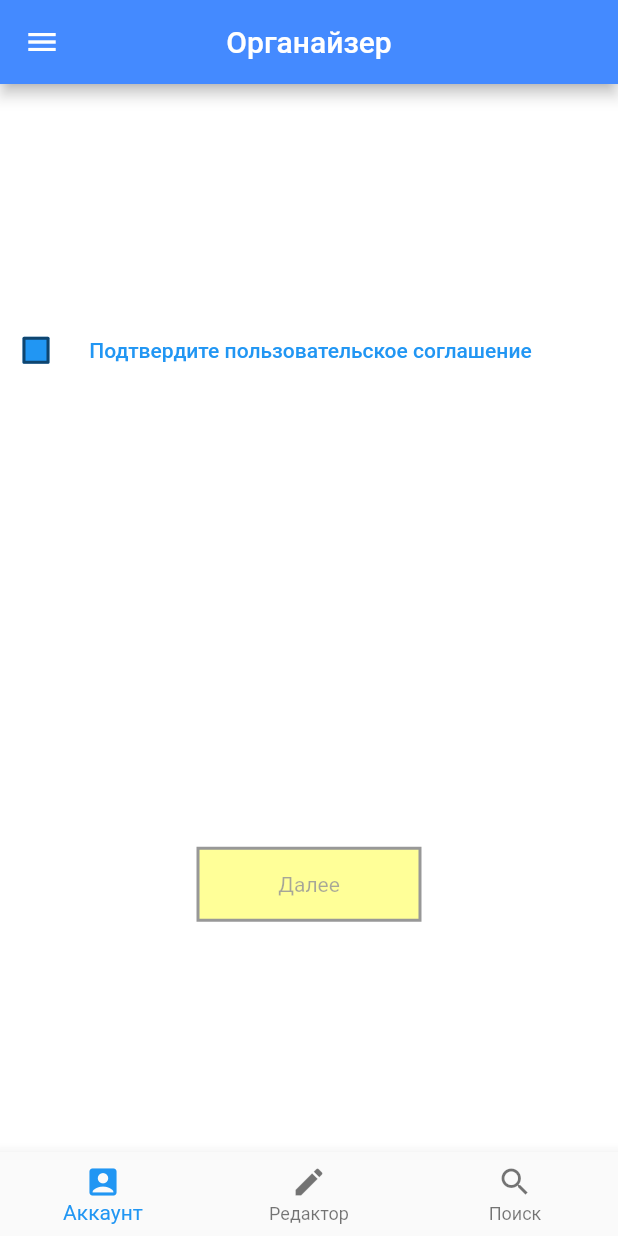
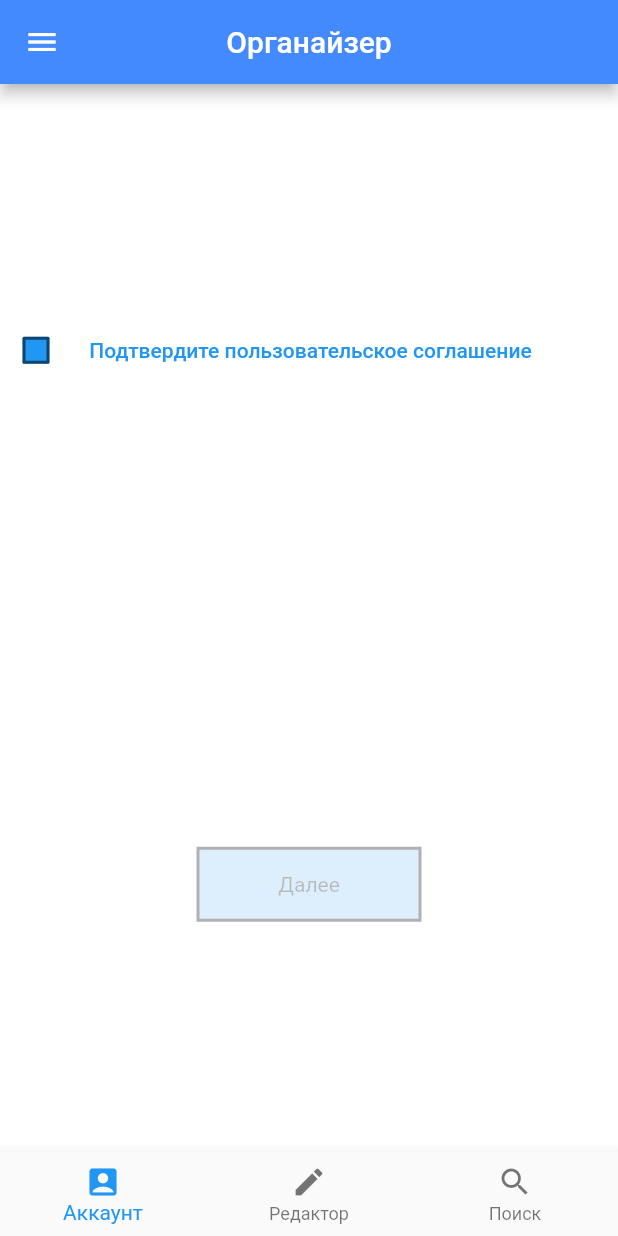
Before and after one commit to kirillnepomiluev/FlutterLessonsStemford, a Flutter app: the screen it shows after launch, on a phone screen of 412 x 824 dp. Run offline on Flutter 3.47's test engine with Material 2 defaults, Android fonts, the phone set to English and light mode, and no system bars.

Commit message:
послу урока 29

```diff
--- a/lib/main.dart
+++ b/lib/main.dart
@@ -4,19 +4,20 @@ void main() => runApp(MyApp());
 
 
 class MyApp extends StatelessWidget {
+  const MyApp({Key? key}) : super(key: key);
   @override
   Widget build(BuildContext context) {
-    return MaterialApp(
-
+    return const MaterialApp(
       title: "Уроки Flutter",
       home: Lessons(),
-
     );
   }
 
 }
 
 class Lessons extends StatefulWidget {
+  const Lessons({Key? key}) : super(key: key);
+
   @override
   _LessonsState createState() => _LessonsState();
 }
@@ -57,7 +58,7 @@ class _LessonsState extends State<Lessons> {
                   height: 100,
                 ),
                 Padding(
-                  padding: EdgeInsets.all(10),
+                  padding: const EdgeInsets.all(10),
                   child: Container(
                     height: 50,
                     decoration: BoxDecoration(
@@ -91,7 +92,7 @@ class _LessonsState extends State<Lessons> {
                   ),
                 ),
                 Padding(
-                  padding: EdgeInsets.all(10),
+                  padding: const EdgeInsets.all(10),
                   child: Container(
                     height: 50,
                     decoration: BoxDecoration(
@@ -159,7 +160,7 @@ class _LessonsState extends State<Lessons> {
                   ),
                 ),
                 Padding(
-                  padding: EdgeInsets.all(10),
+                  padding: const EdgeInsets.all(10),
                   child: Container(
                     height: 50,
                     decoration: BoxDecoration(
@@ -227,7 +228,7 @@ class _LessonsState extends State<Lessons> {
                   Checkbox( // При помощи этого виджета мы можем создать поля для
                     // галочек. Рассмотрим пример:
 
-                    checkColor: Colors.black,
+                    checkColor: Colors.redAccent,
                     // Свойство, отвкечающее за цвет галочки
 
                     fillColor: MaterialStateProperty.all(Colors.blue),
@@ -238,8 +239,7 @@ class _LessonsState extends State<Lessons> {
                     // В данное поле мы помещаем переменную типы bool,
                     // опираясь на которое будет перестраиваться экран.
 
-                    onChanged: (
-                        value) { // Метод, срабатывающий при нажатии на поле.
+                    onChanged: (value) { // Метод, срабатывающий при нажатии на поле.
                       setState(() {
                         isChecked = value;
                       });
@@ -256,7 +256,7 @@ class _LessonsState extends State<Lessons> {
 
               Opacity(
 
-                opacity: isChecked ?? false ? 1.0 : 0.4,
+                opacity: isChecked?? false ? 1.0 : 0.3,
                 child: InkWell(
 
                   onTap: !(isChecked ?? false) ? null : () {
@@ -304,7 +304,7 @@ class _LessonsState extends State<Lessons> {
                     width: 150,
                     height: 50,
                     decoration: BoxDecoration(
-                      color: Colors.yellowAccent[200],
+                      color: Colors.blue[200],
                       border: Border.all(
                         width: 2,
                         color: Colors.black,
```
